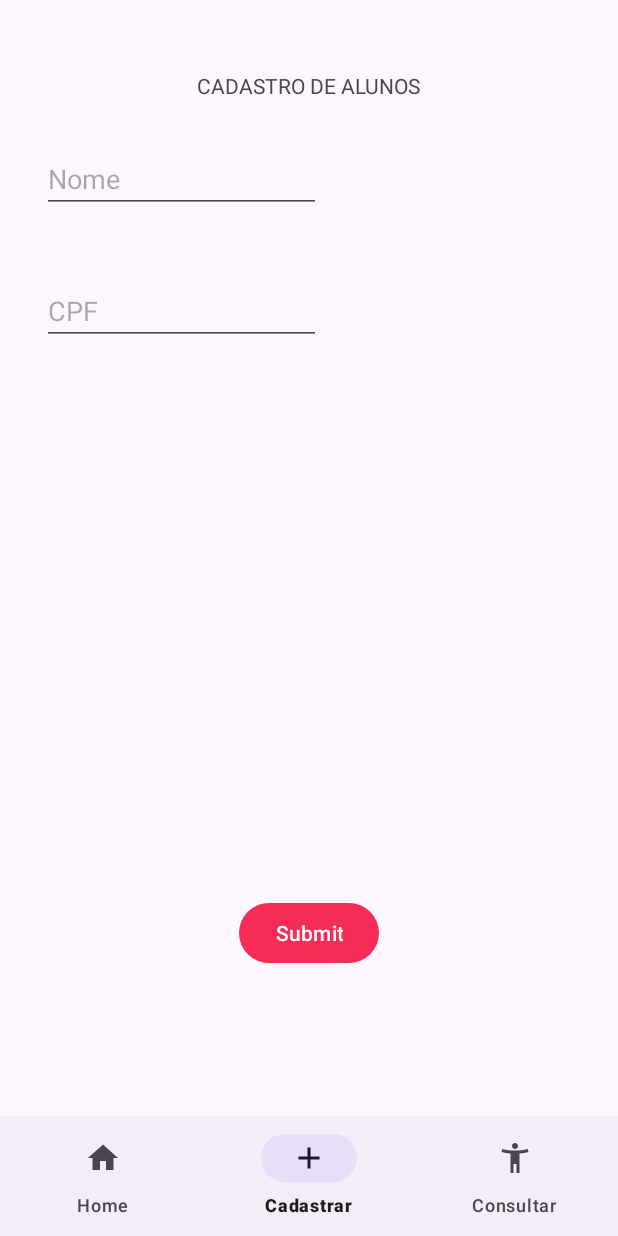
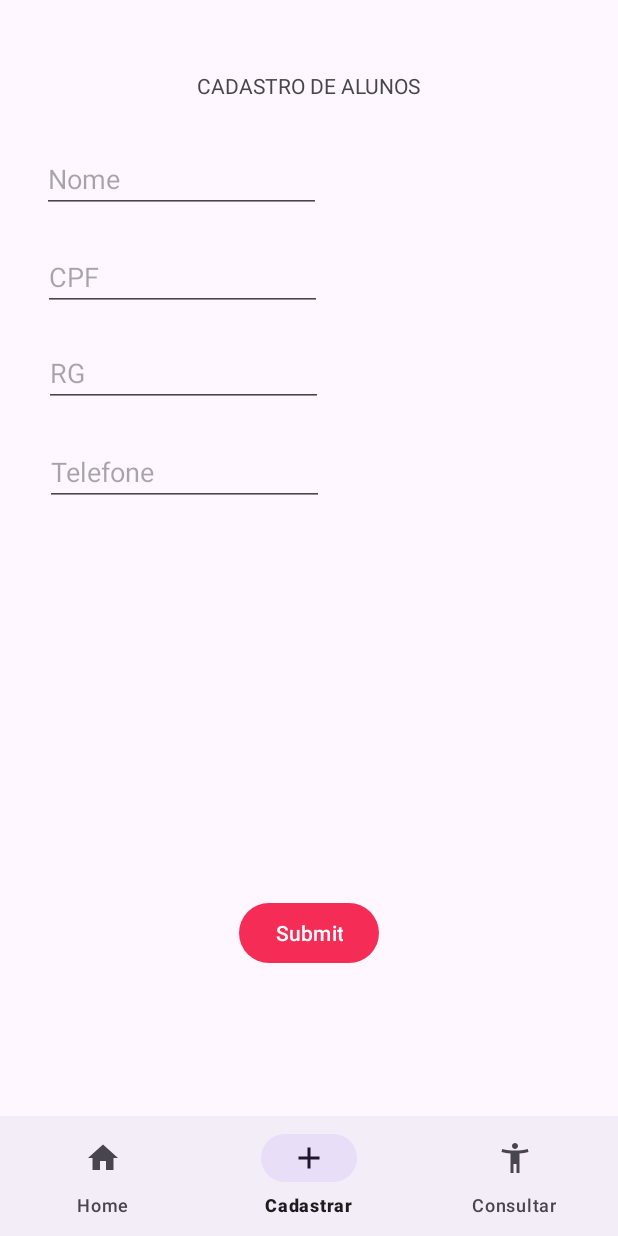
Before and after one commit to NMaksed/next-app, an Android app: the CadastroAlunoFragment screen opened through its navigation route, on a phone screen of 412 x 824 dp. Run offline under Robolectric (Android 15) with nearby library versions, the phone set to English and light mode, and no system bars; our stand-ins replace navigation-ui.

Commit message:
add campos

```diff
--- a/app/src/main/res/layout/fragment_cadastro_aluno.xml
+++ b/app/src/main/res/layout/fragment_cadastro_aluno.xml
@@ -32,6 +32,7 @@
         app:layout_constraintTop_toTopOf="parent" />
 
     <EditText
+        android:id="@+id/editText"
         android:layout_width="186dp"
         android:layout_height="40dp"
         android:layout_marginStart="30dp"
@@ -41,8 +42,41 @@
         android:hint="CPF"
         app:layout_constraintBottom_toTopOf="@+id/button"
         app:layout_constraintEnd_toEndOf="parent"
+        app:layout_constraintHorizontal_bias="0.4"
         app:layout_constraintStart_toStartOf="parent"
-        app:layout_constraintTop_toBottomOf="@+id/editText5" />
+        app:layout_constraintTop_toBottomOf="@+id/editText5"
+        app:layout_constraintVertical_bias="0.04" />
+
+    <EditText
+        android:id="@+id/editText2"
+        android:layout_width="186dp"
+        android:layout_height="40dp"
+        android:layout_marginStart="30dp"
+        android:layout_marginTop="23dp"
+        android:layout_marginEnd="197dp"
+        android:layout_marginBottom="326dp"
+        android:hint="RG"
+        app:layout_constraintBottom_toTopOf="@+id/button"
+        app:layout_constraintEnd_toEndOf="parent"
+        app:layout_constraintStart_toStartOf="parent"
+        app:layout_constraintTop_toBottomOf="@+id/editText" />
+
+
+    <EditText
+        android:id="@+id/editTelefone"
+        android:layout_width="186dp"
+        android:layout_height="40dp"
+        android:layout_marginStart="30dp"
+        android:layout_marginTop="26dp"
+        android:layout_marginEnd="305dp"
+        android:layout_marginBottom="406dp"
+        android:hint="Telefone"
+        app:layout_constraintBottom_toBottomOf="parent"
+        app:layout_constraintEnd_toEndOf="parent"
+        app:layout_constraintHorizontal_bias="0.0"
+        app:layout_constraintStart_toStartOf="parent"
+        app:layout_constraintTop_toBottomOf="@+id/editText2"
+        app:layout_constraintVertical_bias="0.166" />
 
     <Button
         android:id="@+id/button"
```
